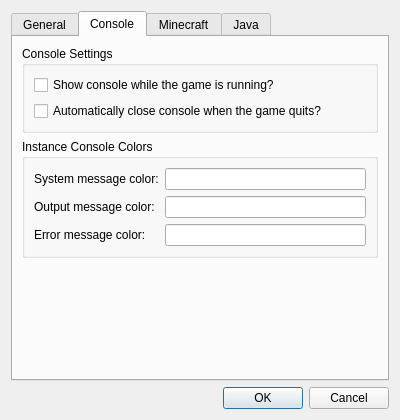
First picture: the form in gui/settingsdialog.ui, repository FreesmTeam/FreesmLauncher, before the edit.
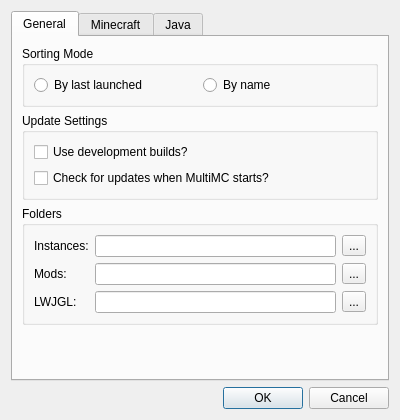
Second picture: the form after the edit. The open tabs and pages were chosen to show the change. Icons and pictures are not drawn.

Commit message: Implemented settings dialog.

Diff of the .ui file:
```diff
--- a/gui/settingsdialog.ui
+++ b/gui/settingsdialog.ui
@@ -158,88 +158,6 @@
        </item>
       </layout>
      </widget>
-     <widget class="QWidget" name="consoleTab">
-      <attribute name="title">
-       <string>Console</string>
-      </attribute>
-      <layout class="QVBoxLayout" name="verticalLayout">
-       <item>
-        <widget class="QGroupBox" name="consoleSettingsBox">
-         <property name="title">
-          <string>Console Settings</string>
-         </property>
-         <layout class="QVBoxLayout" name="verticalLayout_2">
-          <item>
-           <widget class="QCheckBox" name="showConsoleCheck">
-            <property name="text">
-             <string>Show console while the game is running?</string>
-            </property>
-           </widget>
-          </item>
-          <item>
-           <widget class="QCheckBox" name="autoCloseConsoleCheck">
-            <property name="text">
-             <string>Automatically close console when the game quits?</string>
-            </property>
-           </widget>
-          </item>
-         </layout>
-        </widget>
-       </item>
-       <item>
-        <widget class="QGroupBox" name="consoleColorsBox">
-         <property name="title">
-          <string>Instance Console Colors</string>
-         </property>
-         <layout class="QGridLayout" name="gridLayout">
-          <item row="0" column="0">
-           <widget class="QLabel" name="labelSysMessageColor">
-            <property name="text">
-             <string>System message color:</string>
-            </property>
-           </widget>
-          </item>
-          <item row="0" column="1">
-           <widget class="QLineEdit" name="sysMsgColorTextBox"/>
-          </item>
-          <item row="1" column="0">
-           <widget class="QLabel" name="labelOutputMsgColor">
-            <property name="text">
-             <string>Output message color:</string>
-            </property>
-           </widget>
-          </item>
-          <item row="1" column="1">
-           <widget class="QLineEdit" name="outMsgColorTextBox"/>
-          </item>
-          <item row="2" column="0">
-           <widget class="QLabel" name="labelErrorMessageColor">
-            <property name="text">
-             <string>Error message color:</string>
-            </property>
-           </widget>
-          </item>
-          <item row="2" column="1">
-           <widget class="QLineEdit" name="errMsgColorTextBox"/>
-          </item>
-         </layout>
-        </widget>
-       </item>
-       <item>
-        <spacer name="consoleVerticalSpacer">
-         <property name="orientation">
-          <enum>Qt::Vertical</enum>
-         </property>
-         <property name="sizeHint" stdset="0">
-          <size>
-           <width>20</width>
-           <height>40</height>
-          </size>
-         </property>
-        </spacer>
-       </item>
-      </layout>
-     </widget>
      <widget class="QWidget" name="minecraftTab">
       <attribute name="title">
        <string>Minecraft</string>
@@ -315,6 +233,29 @@
          </layout>
         </widget>
        </item>
+       <item>
+        <widget class="QGroupBox" name="consoleSettingsBox">
+         <property name="title">
+          <string>Console Settings</string>
+         </property>
+         <layout class="QVBoxLayout" name="verticalLayout_2">
+          <item>
+           <widget class="QCheckBox" name="showConsoleCheck">
+            <property name="text">
+             <string>Show console while the game is running?</string>
+            </property>
+           </widget>
+          </item>
+          <item>
+           <widget class="QCheckBox" name="autoCloseConsoleCheck">
+            <property name="text">
+             <string>Automatically close console when the game quits?</string>
+            </property>
+           </widget>
+          </item>
+         </layout>
+        </widget>
+       </item>
        <item>
         <widget class="QCheckBox" name="autoLoginCheckBox">
          <property name="text">
```
Left out of the diff: 2 changed lines with no effect on the pictures. The commit also changes 13 other files.
